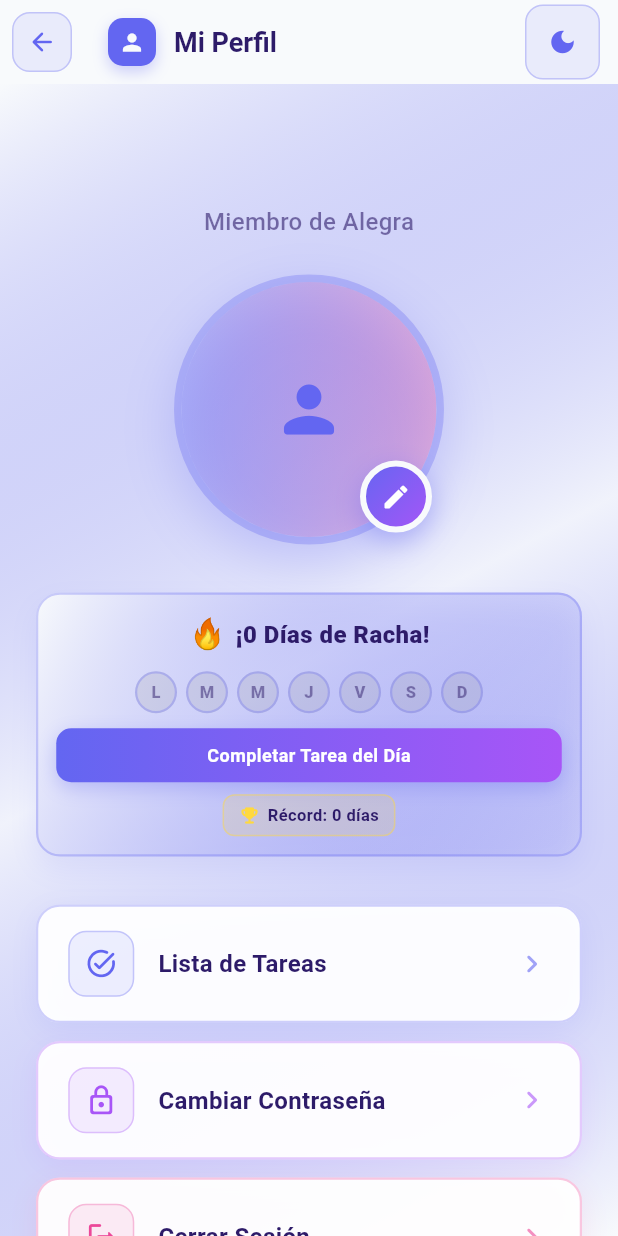
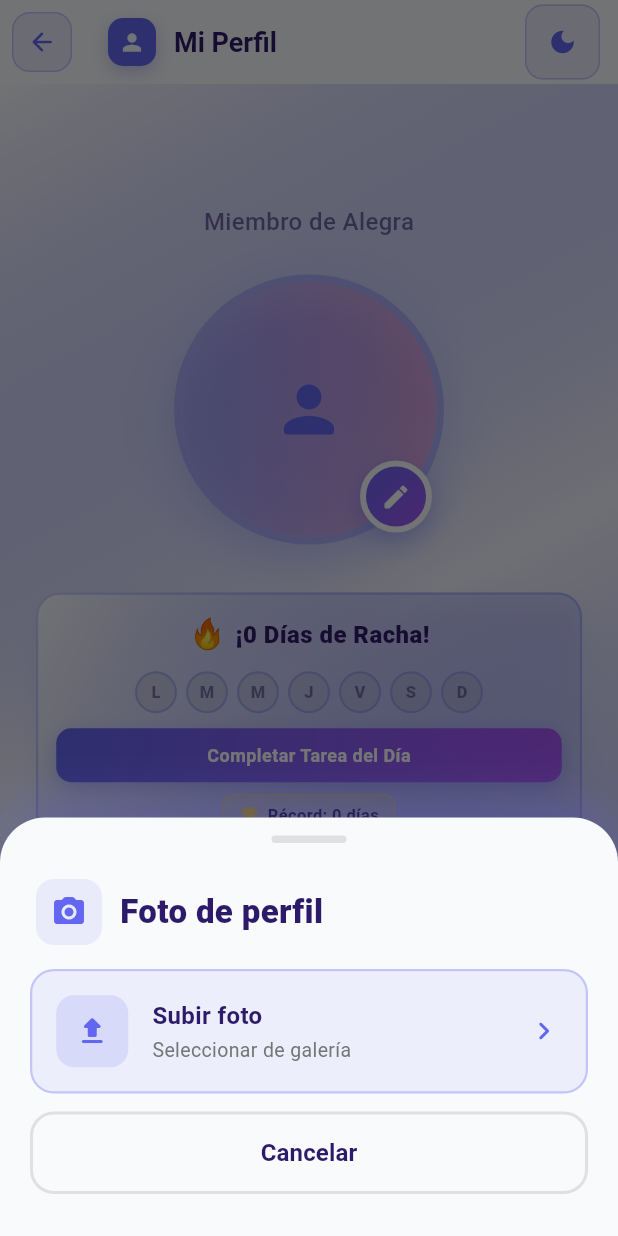
Before and after one commit to JesuAltamar/Alegra, a Flutter app: the ProfilePage screen opened directly with empty values, after a tap on the "person" icon, on a phone screen of 412 x 824 dp. Run offline on Flutter 3.47's test engine with Material 3 defaults, Android fonts, the light colour scheme and no system bars; our stand-ins replace fl_chart, google_fonts, image_picker, lottie, material_symbols_icons, shared_preferences and 2 more; missing offline and left inert: dart:html; accounts and stored records are empty; network calls fail; project files that could hold a hidden picture were left out.

Commit message:
Arreglos a editar y eliminar foto

```diff
--- a/lib/Usuario/profile_page.dart
+++ b/lib/Usuario/profile_page.dart
@@ -99,6 +99,238 @@ class _ProfilePageState extends State<ProfilePage> {
     }
   }
 
+  // 📸 MODAL PROFESIONAL PARA ELEGIR ACCIÓN
+  void _showPhotoOptionsModal() {
+    showModalBottomSheet(
+      context: context,
+      backgroundColor: Colors.transparent,
+      isScrollControlled: true,
+      builder: (BuildContext context) {
+        return Container(
+          decoration: BoxDecoration(
+            color: isDarkMode ? cardDark : softWhite,
+            borderRadius: BorderRadius.only(
+              topLeft: Radius.circular(30),
+              topRight: Radius.circular(30),
+            ),
+            boxShadow: [
+              BoxShadow(
+                color: vibrantPurple.withOpacity(0.3),
+                blurRadius: 30,
+                offset: Offset(0, -10),
+              ),
+            ],
+          ),
+          padding: EdgeInsets.only(
+            bottom: MediaQuery.of(context).viewInsets.bottom + 20,
+          ),
+          child: SafeArea(
+            child: Column(
+              mainAxisSize: MainAxisSize.min,
+              children: [
+                // Barra superior
+                Container(
+                  margin: EdgeInsets.only(top: 12, bottom: 8),
+                  width: 50,
+                  height: 5,
+                  decoration: BoxDecoration(
+                    color: isDarkMode
+                        ? Colors.grey[600]
+                        : Colors.grey[300],
+                    borderRadius: BorderRadius.circular(10),
+                  ),
+                ),
+
+                // Título
+                Padding(
+                  padding: EdgeInsets.symmetric(horizontal: 24, vertical: 16),
+                  child: Row(
+                    children: [
+                      Container(
+                        padding: EdgeInsets.all(10),
+                        decoration: BoxDecoration(
+                          color: vibrantPurple.withOpacity(0.1),
+                          borderRadius: BorderRadius.circular(12),
+                        ),
+                        child: Icon(
+                          Icons.photo_camera_rounded,
+                          color: vibrantPurple,
+                          size: 24,
+                        ),
+                      ),
+                      SizedBox(width: 12),
+                      Text(
+                        'Foto de perfil',
+                        style: TextStyle(
+                          fontSize: 22,
+                          fontWeight: FontWeight.w800,
+                          color: isDarkMode ? softWhite : deepPurple,
+                        ),
+                      ),
+                    ],
+                  ),
+                ),
+
+                Padding(
+                  padding: EdgeInsets.symmetric(horizontal: 20),
+                  child: Column(
+                    children: [
+                      // Botón: Ver foto completa (solo si hay foto)
+                      if (_avatarUrl != null || _webImage != null)
+                        _buildModalOption(
+                          icon: Icons.visibility_rounded,
+                          title: 'Ver foto completa',
+                          subtitle: 'Ampliar imagen con zoom',
+                          color: lightPurple,
+                          onTap: () {
+                            Navigator.pop(context);
+                            _showFullScreenImage();
+                          },
+                        ),
+
+                      if (_avatarUrl != null || _webImage != null)
+                        SizedBox(height: 12),
+
+                      // Botón: Cambiar/Subir foto
+                      _buildModalOption(
+                        icon: Icons.upload_rounded,
+                        title: (_avatarUrl != null || _webImage != null)
+                            ? 'Cambiar foto'
+                            : 'Subir foto',
+                        subtitle: 'Seleccionar de galería',
+                        color: vibrantPurple,
+                        onTap: () {
+                          Navigator.pop(context);
+                          _pickImage();
+                        },
+                      ),
+
+                      // Botón: Eliminar foto (solo si hay foto)
+                      if (_avatarUrl != null || _webImage != null) ...[
+                        SizedBox(height: 12),
+                        _buildModalOption(
+                          icon: Icons.delete_outline_rounded,
+                          title: 'Eliminar foto',
+                          subtitle: 'Quitar foto de perfil',
+                          color: accentPink,
+                          onTap: () {
+                            Navigator.pop(context);
+                            _showDeleteConfirmDialog();
+                          },
+                        ),
+                      ],
+
+                      SizedBox(height: 12),
+
+                      // Botón: Cancelar
+                      OutlinedButton(
+                        onPressed: () => Navigator.pop(context),
+                        style: OutlinedButton.styleFrom(
+                          side: BorderSide(
+                            color: isDarkMode
+                                ? Colors.grey[600]!
+                                : Colors.grey[300]!,
+                            width: 2,
+                          ),
+                          shape: RoundedRectangleBorder(
+                            borderRadius: BorderRadius.circular(16),
+                          ),
+                          padding: EdgeInsets.symmetric(vertical: 16),
+                        ),
+                        child: Center(
+                          child: Text(
+                            'Cancelar',
+                            style: TextStyle(
+                              color: isDarkMode ? softWhite : deepPurple,
+                              fontSize: 16,
+                              fontWeight: FontWeight.w600,
+                            ),
+                          ),
+                        ),
+                      ),
+
+                      SizedBox(height: 8),
+                    ],
+                  ),
+                ),
+              ],
+            ),
+          ),
+        );
+      },
+    );
+  }
+
+  // Opción del modal
+  Widget _buildModalOption({
+    required IconData icon,
+    required String title,
+    required String subtitle,
+    required Color color,
+    required VoidCallback onTap,
+  }) {
+    return InkWell(
+      onTap: onTap,
+      borderRadius: BorderRadius.circular(16),
+      child: Container(
+        padding: EdgeInsets.all(16),
+        decoration: BoxDecoration(
+          color: isDarkMode
+              ? color.withOpacity(0.1)
+              : color.withOpacity(0.08),
+          borderRadius: BorderRadius.circular(16),
+          border: Border.all(
+            color: color.withOpacity(0.3),
+            width: 1.5,
+          ),
+        ),
+        child: Row(
+          children: [
+            Container(
+              padding: EdgeInsets.all(12),
+              decoration: BoxDecoration(
+                color: color.withOpacity(0.15),
+                borderRadius: BorderRadius.circular(12),
+              ),
+              child: Icon(icon, color: color, size: 24),
+            ),
+            SizedBox(width: 16),
+            Expanded(
+              child: Column(
+                crossAxisAlignment: CrossAxisAlignment.start,
+                children: [
+                  Text(
+                    title,
+                    style: TextStyle(
+                      fontSize: 16,
+                      fontWeight: FontWeight.w700,
+                      color: isDarkMode ? softWhite : deepPurple,
+                    ),
+                  ),
+                  SizedBox(height: 2),
+                  Text(
+                    subtitle,
+                    style: TextStyle(
+                      fontSize: 13,
+                      color: isDarkMode
+                          ? Colors.grey[400]
+                          : Colors.grey[600],
+                    ),
+                  ),
+                ],
+              ),
+            ),
+            Icon(
+              Icons.chevron_right_rounded,
+              color: color,
+              size: 24,
+            ),
+          ],
+        ),
+      ),
+    );
+  }
+
   Future<void> _pickImage() async {
     try {
       setState(() => _isLoadingImage = true);
@@ -141,7 +373,7 @@ class _ProfilePageState extends State<ProfilePage> {
       setState(() => _isLoadingImage = false);
     }
   }
-// Eliminar foto de perfil
+
   Future<void> _deletePhoto() async {
     try {
       setState(() => _isLoadingImage = true);
@@ -179,6 +411,7 @@ class _ProfilePageState extends State<ProfilePage> {
       setState(() => _isLoadingImage = false);
     }
   }
+
   void _showDeleteConfirmDialog() {
     showDialog(
       context: context,
@@ -332,7 +565,6 @@ void _showFullScreenImage() {
           insetPadding: EdgeInsets.all(20),
           child: Stack(
             children: [
-            // Imagen en pantalla completa
               Center(
                 child: InteractiveViewer(
                   child: _webImage != null
@@ -352,7 +584,6 @@ void _showFullScreenImage() {
                           : SizedBox(),
                 ),
               ),
-            // Botón cerrar
               Positioned(
                 top: 20,
                 right: 20,
@@ -368,53 +599,6 @@ void _showFullScreenImage() {
                       Icons.close,
                       color: Colors.white,
                       size: 24,
-                  ),
-                ),
-              ),
-            ),
-            // Botón eliminar
-            if (_avatarUrl != null || _webImage != null)
-              Positioned(
-                bottom: 20,
-                left: 0,
-                right: 0,
-                child: Center(
-                  child: Container(
-                    decoration: BoxDecoration(
-                      gradient: LinearGradient(
-                        colors: [accentPink, accentPink.withOpacity(0.8)],
-                      ),
-                      borderRadius: BorderRadius.circular(30),
-                      boxShadow: [
-                        BoxShadow(
-                          color: accentPink.withOpacity(0.4),
-                          blurRadius: 20,
-                          offset: Offset(0, 10),
-                        ),
-                      ],
-                    ),
-                    child: ElevatedButton.icon(
-                      onPressed: () {
-                        Navigator.of(context).pop();
-                        _showDeleteConfirmDialog();
-                      },
-                      style: ElevatedButton.styleFrom(
-                        backgroundColor: Colors.transparent,
-                        shadowColor: Colors.transparent,
-                        padding: EdgeInsets.symmetric(horizontal: 30, vertical: 15),
-                        shape: RoundedRectangleBorder(
-                          borderRadius: BorderRadius.circular(30),
-                        ),
-                      ),
-                      icon: Icon(Icons.delete_outline, color: Colors.white),
-                      label: Text(
-                        'Eliminar foto',
-                        style: TextStyle(
-                          color: Colors.white,
-                          fontSize: 16,
-                          fontWeight: FontWeight.w700,
-                        ),
-                      ),
                     ),
                   ),
                 ),
@@ -440,6 +624,7 @@ void _showFullScreenImage() {
       ),
     );
   }
+
   Widget _buildImageWidget() {
     if (_isLoadingProfile || _isLoadingImage) {
       return Center(
@@ -450,13 +635,10 @@ void _showFullScreenImage() {
     if (_webImage != null) {
       return Image.memory(_webImage!, fit: BoxFit.cover);
     } else if (_avatarUrl != null && _avatarUrl!.isNotEmpty) {
-    // ⬇️ SOLUCIÓN: Detectar si la URL ya es completa
       String imageUrl;
       if (_avatarUrl!.startsWith('http://') || _avatarUrl!.startsWith('https://')) {
-      // Ya es una URL completa de Cloudinary
         imageUrl = _avatarUrl!;
       } else {
-      // Es una ruta relativa del sistema antiguo
         imageUrl = 'https://backendproyecto-production-4a8d.up.railway.app$_avatarUrl';
       }
 
@@ -782,12 +964,14 @@ void _showFullScreenImage() {
                       ),
                     ),
                     SizedBox(height: 24),
+
+                    // ⬇️ AVATAR CON BOTÓN ÚNICO PARA ABRIR MODAL
                     Stack(
                       children: [
                         GestureDetector(
                           onTap: (_avatarUrl != null || _webImage != null)
-                              ? _showFullScreenImage  // Si hay foto, mostrar en pantalla completa
-                              : _pickImage,            // Si no hay foto, seleccionar nueva
+                              ? _showFullScreenImage  // Si hay foto, ver completa
+                              : _showPhotoOptionsModal, // Si no hay, abrir modal
                           child: Container(
                             width: isDesktop ? 220 : 180,
                             height: isDesktop ? 220 : 180,
@@ -808,12 +992,13 @@ void _showFullScreenImage() {
                             child: ClipOval(child: _buildImageWidget()),
                           ),
                         ),
-                        // Botón editar (esquina inferior derecha)
+
+                        // ⬇️ BOTÓN ÚNICO: Abre el modal de opciones
                         Positioned(
                           bottom: 8,
                           right: 8,
                           child: GestureDetector(
-                            onTap: _pickImage,
+                            onTap: _showPhotoOptionsModal, // ⬅️ Abre modal
                             child: Container(
                               width: isDesktop ? 56 : 48,
                               height: isDesktop ? 56 : 48,
@@ -844,45 +1029,9 @@ void _showFullScreenImage() {
                             ),
                           ),
                         ),
-                        // Botón eliminar (esquina inferior izquierda) - solo si hay foto
-                        if (_avatarUrl != null || _webImage != null)
-                          Positioned(
-                            bottom: 8,
-                            left: 8,
-                            child: GestureDetector(
-                              onTap: _showDeleteConfirmDialog,
-                              child: Container(
-                                width: isDesktop ? 56 : 48,
-                                height: isDesktop ? 56 : 48,
-                                decoration: BoxDecoration(
-                                  shape: BoxShape.circle,
-                                  gradient: LinearGradient(
-                                    colors: [accentPink, accentPink.withOpacity(0.8)],
-                                    begin: Alignment.topLeft,
-                                    end: Alignment.bottomRight,
-                                  ),
-                                  border: Border.all(
-                                    color: isDarkMode ? cardDark : softWhite,
-                                    width: 4,
-                                  ),
-                                  boxShadow: [
-                                    BoxShadow(
-                                      color: accentPink.withOpacity(0.4),
-                                      blurRadius: 15,
-                                      offset: Offset(0, 6),
-                                    ),
                       ],
                     ),
-                                child: Icon(
-                                  Icons.delete_outline,
-                                  color: Colors.white,
-                                  size: isDesktop ? 24 : 20,
-                                ),
-                              ),
-                            ),
-                          ),
-                      ],
-                    ),
+
                     SizedBox(height: 32),
                     WeeklyStreakWidget(
                       userId: widget.usuarioId,
```
Also changed, not shown: 4 other files. Lines whose indentation alone changed are shown as unchanged.
